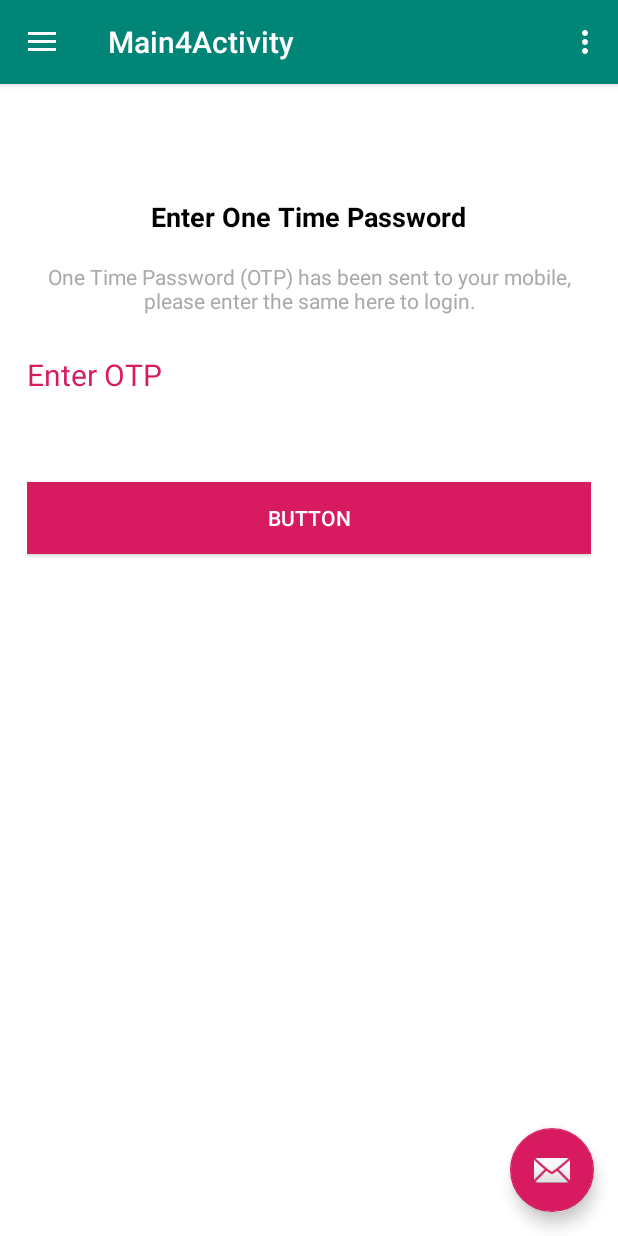
After one commit to InvincibleSarthak/Contact-Sharing, an Android app: the fragment OTPScreen placed in its activity, on a phone screen of 412 x 824 dp. The commit adds this screen. Run offline under Robolectric (Android 15) with nearby library versions, the phone set to English and light mode, and no system bars.

Commit message:
LOGIN page changed, OTP Fragment added

```diff
--- /dev/null
+++ b/app/src/main/java/com/sarthaksharma/contactcard/OTPScreen.java
@@ -0,0 +1,29 @@
+package com.sarthaksharma.contactcard;
+
+
+import android.os.Bundle;
+import android.support.v4.app.Fragment;
+import android.view.LayoutInflater;
+import android.view.View;
+import android.view.ViewGroup;
+
+
+/**
+ * A simple {@link Fragment} subclass.
+ */
+public class OTPScreen extends Fragment {
+
+
+    public OTPScreen() {
+        // Required empty public constructor
+    }
+
+
+    @Override
+    public View onCreateView(LayoutInflater inflater, ViewGroup container,
+                             Bundle savedInstanceState) {
+        // Inflate the layout for this fragment
+        return inflater.inflate(R.layout.fragment_otpscreen, container, false);
+    }
+
+}
--- a/app/src/main/res/layout/fragment_add_contact.xml
+++ b/app/src/main/res/layout/fragment_add_contact.xml
@@ -9,6 +9,6 @@
     <TextView
         android:layout_width="match_parent"
         android:layout_height="match_parent"
-        android:text="@string/hello_blank_fragment" />
+        android:text="Check" />
 
 </FrameLayout>
--- /dev/null
+++ b/app/src/main/res/layout/fragment_otpscreen.xml
@@ -0,0 +1,82 @@
+<?xml version="1.0" encoding="utf-8"?>
+<LinearLayout xmlns:app="http://schemas.android.com/apk/res-auto"
+    xmlns:tools="http://schemas.android.com/tools"
+    xmlns:android="http://schemas.android.com/apk/res/android"
+    android:layout_width="match_parent"
+    android:id="@+id/fl_main_otp"
+    android:layout_height="match_parent"
+    android:background="@android:color/white"
+    android:orientation="vertical"
+    android:paddingLeft="18sp"
+    android:paddingRight="18sp"
+    tools:context=".OTPScreen">
+        <!-- TODO: Update blank fragment layout -->
+        <TextView
+            android:id="@+id/otp_heading"
+            android:layout_width="wrap_content"
+            android:layout_height="wrap_content"
+            android:layout_gravity="center"
+            android:layout_marginStart="8dp"
+            android:layout_marginLeft="8dp"
+            android:layout_marginTop="76dp"
+            android:layout_marginEnd="8dp"
+            android:layout_marginRight="8dp"
+            android:text="@string/OTP_heading"
+            android:textColor="@android:color/black"
+            android:textSize="18sp"
+            android:textStyle="bold"
+            app:layout_constraintEnd_toEndOf="parent"
+            app:layout_constraintStart_toStartOf="parent"
+            app:layout_constraintTop_toTopOf="parent" />
+
+        <TextView
+            android:id="@+id/otp_text"
+            android:layout_width="wrap_content"
+            android:layout_height="wrap_content"
+            android:layout_gravity="center"
+            android:layout_marginTop="18sp"
+            android:layout_marginBottom="8dp"
+            android:text="@string/OTP_text"
+            android:textAlignment="center"
+            android:textColor="@android:color/darker_gray"
+            app:layout_constraintBottom_toTopOf="@+id/otp"
+            app:layout_constraintEnd_toEndOf="parent"
+            app:layout_constraintHorizontal_bias="0.0"
+            app:layout_constraintStart_toStartOf="parent"
+            app:layout_constraintTop_toBottomOf="@+id/otp_heading"
+            app:layout_constraintVertical_bias="0.105" />
+
+        <EditText
+            android:id="@+id/otp"
+            android:layout_width="match_parent"
+            android:layout_height="wrap_content"
+            android:layout_marginTop="18sp"
+            android:background="@android:color/white"
+            android:ems="10"
+            android:hint="@string/otp"
+            android:inputType="number"
+            android:textColorHint="@color/colorAccent"
+            android:textSize="20sp"
+            app:layout_constraintBottom_toBottomOf="parent"
+            app:layout_constraintEnd_toEndOf="parent"
+            app:layout_constraintHorizontal_bias="0.0"
+            app:layout_constraintStart_toStartOf="parent"
+            app:layout_constraintTop_toTopOf="parent"
+            app:layout_constraintVertical_bias="0.237" />
+
+        <Button
+            android:id="@+id/button"
+            android:layout_width="match_parent"
+            android:layout_height="wrap_content"
+            android:layout_marginTop="58sp"
+            android:background="@color/colorAccent"
+            android:text="@string/button"
+            android:textColor="@android:color/white"
+            app:layout_constraintBottom_toBottomOf="parent"
+            app:layout_constraintEnd_toEndOf="parent"
+            app:layout_constraintHorizontal_bias="0.498"
+            app:layout_constraintStart_toStartOf="parent"
+            app:layout_constraintTop_toTopOf="parent"
+            app:layout_constraintVertical_bias="0.389" />
+
+</LinearLayout>
--- a/app/src/main/res/layout/fragment_send_contact.xml
+++ b/app/src/main/res/layout/fragment_send_contact.xml
@@ -9,6 +9,6 @@
     <TextView
         android:layout_width="match_parent"
         android:layout_height="match_parent"
-        android:text="@string/hello_blank_fragment" />
+        android:text="Check" />
 
 </FrameLayout>
--- a/app/src/main/res/layout/home_page.xml
+++ b/app/src/main/res/layout/home_page.xml
@@ -9,6 +9,6 @@
     <TextView
         android:layout_width="match_parent"
         android:layout_height="match_parent"
-        android:text="@string/hello_blank_fragment" />
+        android:text="Check" />
 
 </FrameLayout>
--- a/app/src/main/res/values/strings.xml
+++ b/app/src/main/res/values/strings.xml
@@ -1,8 +1,9 @@
 <resources>
     <string name="app_name">Contact Card</string>
-    <string name="username">Username</string>
-    <string name="password">Password</string>
+    <string name="phone_number">Enter Mobile Number</string>
+    <string name="otp">Enter OTP</string>
     <string name="login">LOGIN</string>
+    <string name="send">SEND OTP</string>
     <string name="welcome">Welcome,</string>
     <string name="sign_in">Sign in to continue</string>
     <string name="first_name">First Name</string>
@@ -25,5 +26,7 @@
     <string name="log_out">Log Out</string>
 
     <!-- TODO: Remove or change this placeholder text -->
-    <string name="hello_blank_fragment">Hello blank fragment</string>
+    <string name="OTP_heading">Enter One Time Password</string>
+    <string name="OTP_text">One Time Password (OTP) has been sent to your mobile, please enter the same here to login.</string>
+    <string name="button">Button</string>
 </resources>
```
Also changed, not shown: app/src/main/java/com/sarthaksharma/contactcard/MainActivity.java (+10 -9 lines), app/src/main/res/layout/activity_main.xml (+6 -40 lines).
